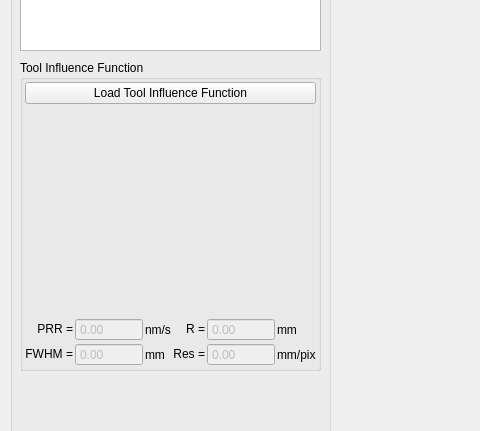
The window that cpp/pvtapp/pvtapp.ui (TWANG006/pvt-scheduler) describes before a commit, drawn with Qt 5; both pictures show x 0 to 480 and y 238 to 669 of the 1309 by 823 pixel window.
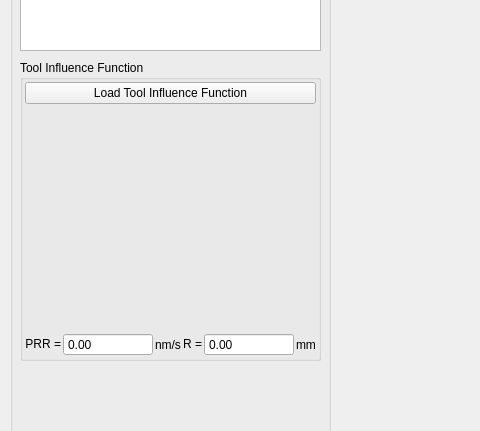
The same window after the commit. Icons and pictures are not drawn. Custom widgets are drawn as their Qt base class.

```diff
--- a/cpp/pvtapp/pvtapp.ui
+++ b/cpp/pvtapp/pvtapp.ui
@@ -45,13 +45,13 @@
        <x>10</x>
        <y>240</y>
        <width>301</width>
-       <height>311</height>
+       <height>301</height>
       </rect>
      </property>
      <property name="title">
       <string>Tool Influence Function</string>
      </property>
-     <layout class="QGridLayout" name="tif_gridLayout" rowstretch="0,2,0">
+     <layout class="QGridLayout" name="gridLayout" rowstretch="0,1,0">
       <property name="leftMargin">
        <number>2</number>
       </property>
@@ -78,45 +78,25 @@
        <widget class="QCustomPlot" name="tif_plot" native="true"/>
       </item>
       <item row="2" column="0">
-       <layout class="QGridLayout" name="gridLayout" columnstretch="0,1,0,0,1,0">
+       <layout class="QGridLayout" name="tif_param_gridLayout" columnstretch="0,1,0,0,1,0">
         <property name="spacing">
          <number>2</number>
         </property>
-        <item row="0" column="0" rowspan="2">
+        <item row="0" column="0">
          <widget class="QLabel" name="prr_label">
           <property name="text">
            <string>&lt;html&gt;&lt;head/&gt;&lt;body&gt;&lt;p align=&quot;right&quot;&gt;PRR =&lt;/p&gt;&lt;/body&gt;&lt;/html&gt;</string>
           </property>
          </widget>
         </item>
-        <item row="0" column="1" rowspan="2">
+        <item row="0" column="1">
          <widget class="QDoubleSpinBox" name="prr_value_box">
           <property name="enabled">
-           <bool>false</bool>
+           <bool>true</bool>
           </property>
-          <property name="buttonSymbols">
-           <enum>QAbstractSpinBox::NoButtons</enum>
+          <property name="readOnly">
+           <bool>true</bool>
           </property>
-          <property name="maximum">
-           <double>999999.000000000000000</double>
-          </property>
-          <property name="singleStep">
-           <double>0.010000000000000</double>
-          </property>
-         </widget>
-        </item>
-        <item row="2" column="0">
-         <widget class="QLabel" name="prr_label_2">
-          <property name="text">
-           <string>&lt;html&gt;&lt;head/&gt;&lt;body&gt;&lt;p align=&quot;right&quot;&gt;FWHM =&lt;/p&gt;&lt;/body&gt;&lt;/html&gt;</string>
-          </property>
-         </widget>
-        </item>
-        <item row="2" column="1">
-         <widget class="QDoubleSpinBox" name="fwhm_value_box">
-          <property name="enabled">
-           <bool>false</bool>
-          </property>
           <property name="buttonSymbols">
            <enum>QAbstractSpinBox::NoButtons</enum>
           </property>
@@ -128,61 +108,27 @@
           </property>
          </widget>
         </item>
-        <item row="2" column="2">
-         <widget class="QLabel" name="fwhm_unit_label">
-          <property name="text">
-           <string>mm</string>
-          </property>
-         </widget>
-        </item>
-        <item row="2" column="3">
-         <widget class="QLabel" name="res_label">
-          <property name="text">
-           <string>&lt;html&gt;&lt;head/&gt;&lt;body&gt;&lt;p align=&quot;right&quot;&gt;Res =&lt;/p&gt;&lt;/body&gt;&lt;/html&gt;</string>
-          </property>
-         </widget>
-        </item>
-        <item row="2" column="4">
-         <widget class="QDoubleSpinBox" name="res_value_box">
-          <property name="enabled">
-           <bool>false</bool>
-          </property>
-          <property name="buttonSymbols">
-           <enum>QAbstractSpinBox::NoButtons</enum>
-          </property>
-          <property name="maximum">
-           <double>999999.000000000000000</double>
-          </property>
-          <property name="singleStep">
-           <double>0.010000000000000</double>
-          </property>
-         </widget>
-        </item>
-        <item row="2" column="5">
-         <widget class="QLabel" name="res_unit_label">
-          <property name="text">
-           <string>mm/pix</string>
-          </property>
-         </widget>
-        </item>
-        <item row="0" column="2" rowspan="2">
+        <item row="0" column="2">
          <widget class="QLabel" name="prr_unit_label">
           <property name="text">
            <string>nm/s</string>
           </property>
          </widget>
         </item>
-        <item row="0" column="3" rowspan="2">
+        <item row="0" column="3">
          <widget class="QLabel" name="r_label">
           <property name="text">
            <string>&lt;html&gt;&lt;head/&gt;&lt;body&gt;&lt;p align=&quot;right&quot;&gt;R =&lt;/p&gt;&lt;/body&gt;&lt;/html&gt;</string>
           </property>
          </widget>
         </item>
-        <item row="0" column="4" rowspan="2">
+        <item row="0" column="4">
          <widget class="QDoubleSpinBox" name="r_value_box">
           <property name="enabled">
-           <bool>false</bool>
+           <bool>true</bool>
+          </property>
+          <property name="readOnly">
+           <bool>true</bool>
           </property>
           <property name="buttonSymbols">
            <enum>QAbstractSpinBox::NoButtons</enum>
@@ -195,7 +141,7 @@
           </property>
          </widget>
         </item>
-        <item row="0" column="5" rowspan="2">
+        <item row="0" column="5">
          <widget class="QLabel" name="r_unit_label">
           <property name="text">
            <string>mm</string>
```
